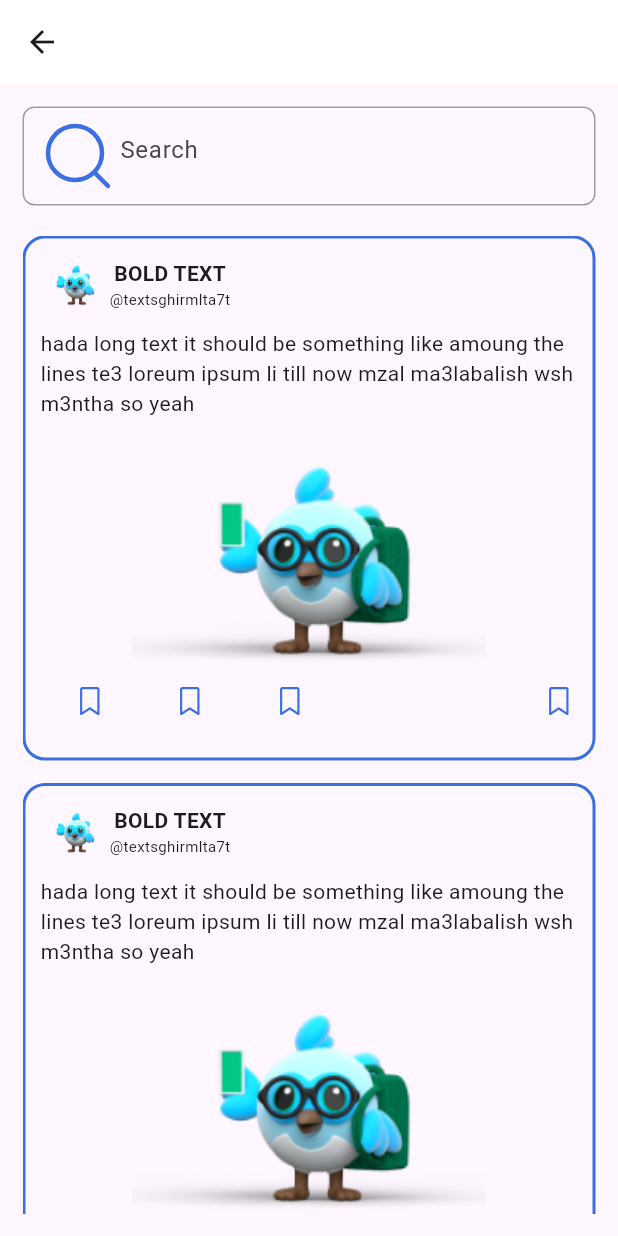
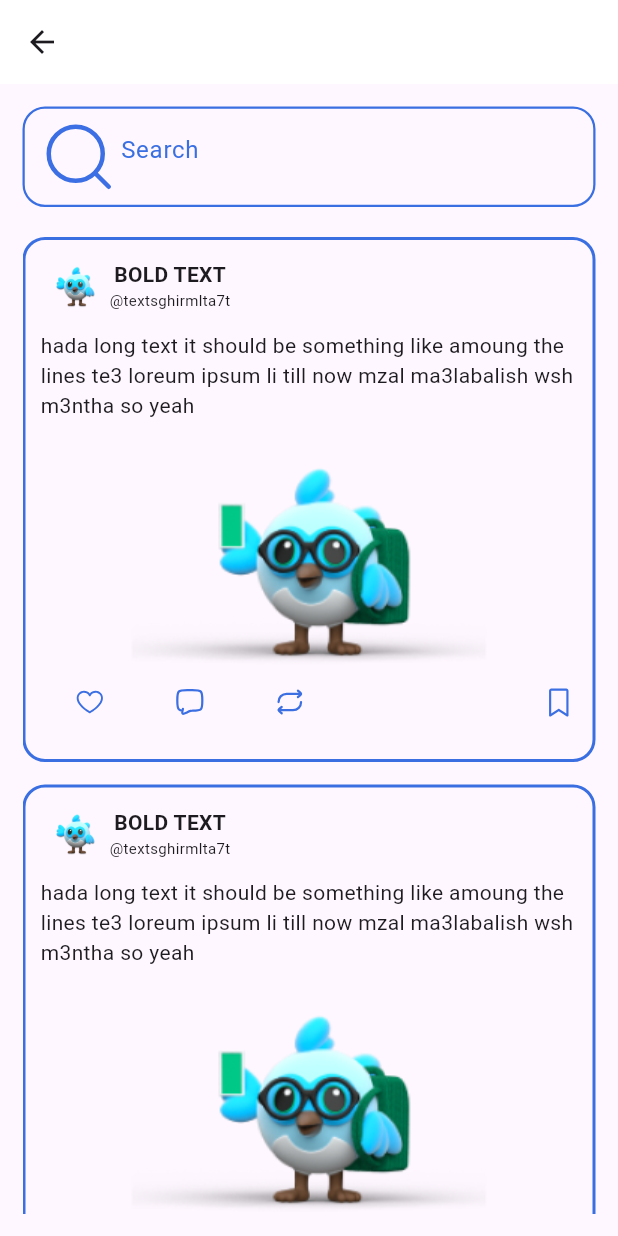
Before and after one commit to Nooorrrr/DashApp, a Flutter app: the screen it shows after launch, after a tap on "get started", on a phone screen of 412 x 824 dp. Run offline on Flutter 3.47's test engine with Material 3 defaults, Android fonts, the phone set to English and light mode, and no system bars; our stand-ins replace flutter_svg.

Commit message:
fixed and added some icons

```diff
--- a/lib/pages/second_screen.dart
+++ b/lib/pages/second_screen.dart
@@ -18,14 +18,18 @@ class SecondScreen extends StatelessWidget {
                 padding:
                     const EdgeInsets.symmetric(horizontal: 12.0, vertical: 8.0),
                 decoration: BoxDecoration(
-                  border: Border.all(color: Colors.grey),
-                  borderRadius: BorderRadius.circular(8.0),
+                  border:
+                      Border.all(color: const Color(0xFF3A6FE2), width: 1.5),
+                  borderRadius: BorderRadius.circular(15),
                 ),
                 child: TextField(
                   decoration: InputDecoration(
                       hintText: 'Search',
+                      hintStyle: const TextStyle(color: Color(0xFF3A6FE2)),
                       border: InputBorder.none,
                       prefixIcon: SizedBox(
+                        height: 20,
+                        width: 20,
                         child: SvgPicture.asset(
                           'assets/icons/search.svg',
                         ),
--- a/lib/pages/start_screen.dart
+++ b/lib/pages/start_screen.dart
@@ -19,6 +19,7 @@ class StartScreen extends StatelessWidget {
                   Color(0xFF3A6FE2),
                   Color(0xFF9E7BF5),
                 ],
+                transform: GradientRotation(90),
               ),
             ),
           ),
--- a/lib/pages/widget.dart
+++ b/lib/pages/widget.dart
@@ -61,9 +61,9 @@ class MyWidget extends StatelessWidget {
                   child: Row(
                     mainAxisAlignment: MainAxisAlignment.spaceAround,
                     children: [
-                      SvgPicture.asset("assets/icons/BookmarkSimple.svg"),
-                      SvgPicture.asset("assets/icons/BookmarkSimple.svg"),
-                      SvgPicture.asset("assets/icons/BookmarkSimple.svg")
+                      SvgPicture.asset("assets/icons/like.svg"),
+                      SvgPicture.asset("assets/icons/comment.svg"),
+                      SvgPicture.asset("assets/icons/redash.svg")
                     ],
                   ),
                 ),
```
Also changed, not shown: assets/icons/comment.svg (added), assets/icons/like.svg (added), assets/icons/redash.svg (added).
